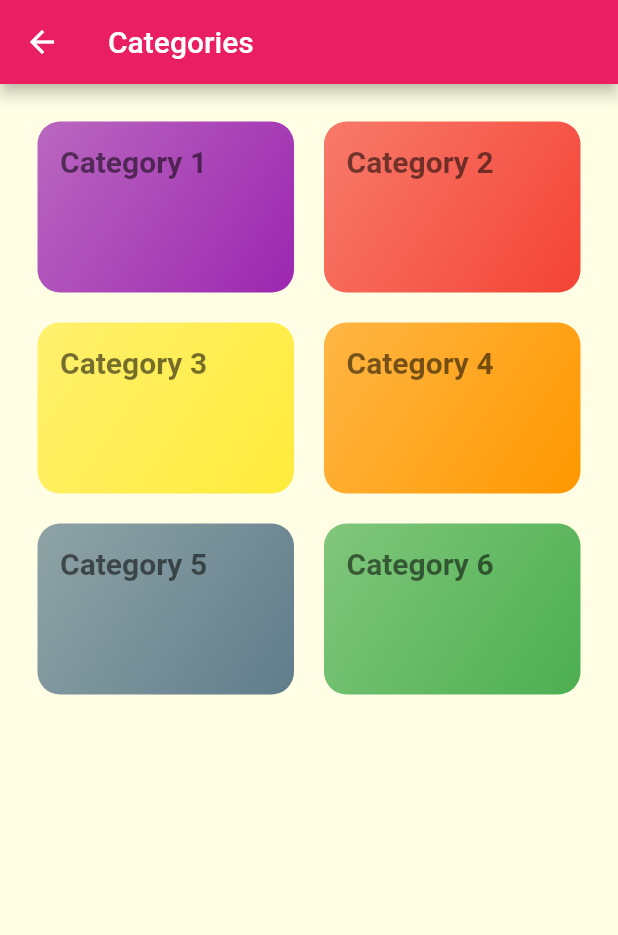
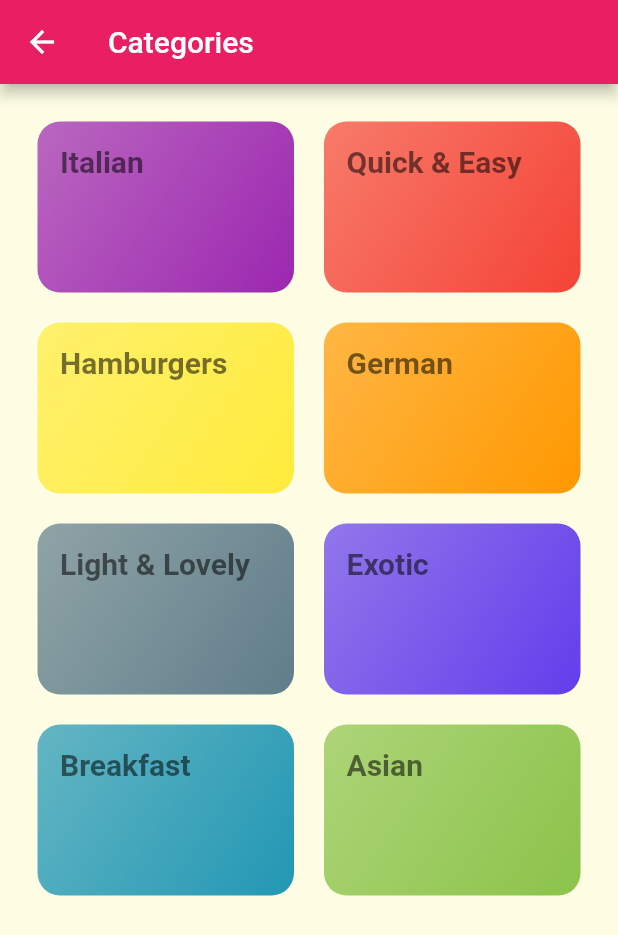
Before and after one commit to valeriistefanyk/flutter-mealapp, a Flutter app: the CategoriesScreen screen opened by its route, on a phone screen of 412 x 824 dp. Shown: the top 935 px of the screen. Run offline on Flutter 3.47's test engine with Material 2 defaults, Android fonts, the phone set to English and light mode, and no system bars; Roboto replaces fonts that are missing (Montserrat).

Commit message:
Going to a specific category

```diff
--- a/lib/app.dart
+++ b/lib/app.dart
@@ -1,5 +1,6 @@
 import 'package:flutter/material.dart';
-import 'package:meal_app/screen/categories/categories.dart';
+import 'screen/categories/categories.dart';
+import 'screen/category_meals/category_meals.dart';
 import 'screen/welcome/welcome.dart';
 import 'routes.dart';
 
@@ -37,6 +38,10 @@ class MealApp extends StatelessWidget {
         case categoriesRoute:
           screen = CategoriesScreen();
           break;
+        case categoryMealsRoute:
+          var args = settings.arguments as Map;
+          screen = CategoryMealsScreen(args['id'], args['title']);
+          break;
         default:
           return null;
       }
--- a/lib/models/category.dart
+++ b/lib/models/category.dart
@@ -10,12 +10,18 @@ class CategoryModel {
 
   static List<CategoryModel> fetchAll() {
     return const [
-      CategoryModel(id: '1', title: 'Category 1', color: Colors.purple),
-      CategoryModel(id: '2', title: 'Category 2', color: Colors.red),
-      CategoryModel(id: '3', title: 'Category 3', color: Colors.yellow),
-      CategoryModel(id: '4', title: 'Category 4'),
-      CategoryModel(id: '5', title: 'Category 5', color: Colors.blueGrey),
-      CategoryModel(id: '6', title: 'Category 6', color: Colors.green),
+      CategoryModel(id: '1', title: 'Italian', color: Colors.purple),
+      CategoryModel(id: '2', title: 'Quick & Easy', color: Colors.red),
+      CategoryModel(id: '3', title: 'Hamburgers', color: Colors.yellow),
+      CategoryModel(id: '4', title: 'German'),
+      CategoryModel(id: '5', title: 'Light & Lovely', color: Colors.blueGrey),
+      CategoryModel(
+          id: '6', title: 'Exotic', color: Color.fromARGB(255, 99, 61, 236)),
+      CategoryModel(
+          id: '7',
+          title: 'Breakfast',
+          color: Color.fromARGB(255, 34, 151, 180)),
+      CategoryModel(id: '8', title: 'Asian', color: Colors.lightGreen),
     ];
   }
 }
--- a/lib/routes.dart
+++ b/lib/routes.dart
@@ -1,2 +1,3 @@
 const homeRoute = '/';
 const categoriesRoute = '/categories';
+const categoryMealsRoute = '/category-meals';
--- a/lib/screen/categories/categories.dart
+++ b/lib/screen/categories/categories.dart
@@ -26,7 +26,8 @@ class CategoriesScreen extends StatelessWidget {
 
   List<Widget> _getCategoryWidgets() {
     return categories
-        .map((category) => CategoryItem(category.title, category.color))
+        .map((category) =>
+            CategoryItem(category.id, category.title, category.color))
         .toList();
   }
 }
--- a/lib/screen/categories/category_item.dart
+++ b/lib/screen/categories/category_item.dart
@@ -1,14 +1,26 @@
 import 'package:flutter/material.dart';
+import '../../routes.dart';
 
 class CategoryItem extends StatelessWidget {
+  final String id;
   final String title;
   final Color color;
 
-  const CategoryItem(this.title, this.color, {Key? key}) : super(key: key);
+  const CategoryItem(this.id, this.title, this.color, {Key? key})
+      : super(key: key);
+
+  void selectCategory(BuildContext ctx) {
+    Navigator.pushNamed(ctx, categoryMealsRoute,
+        arguments: {'id': id, 'title': title});
+  }
 
   @override
   Widget build(BuildContext context) {
-    return Container(
+    return InkWell(
+        onTap: () => selectCategory(context),
+        splashColor: Theme.of(context).primaryColor,
+        borderRadius: BorderRadius.circular(15),
+        child: Container(
           padding: const EdgeInsets.all(15),
           child: Text(
             title,
@@ -20,6 +32,6 @@ class CategoryItem extends StatelessWidget {
                   begin: Alignment.topLeft,
                   end: Alignment.bottomRight),
               borderRadius: BorderRadius.circular(15)),
-    );
+        ));
   }
 }
```
Also changed, not shown: lib/screen/category_meals/category_meals.dart (+11 -4 lines). Lines whose indentation alone changed are shown as unchanged.
